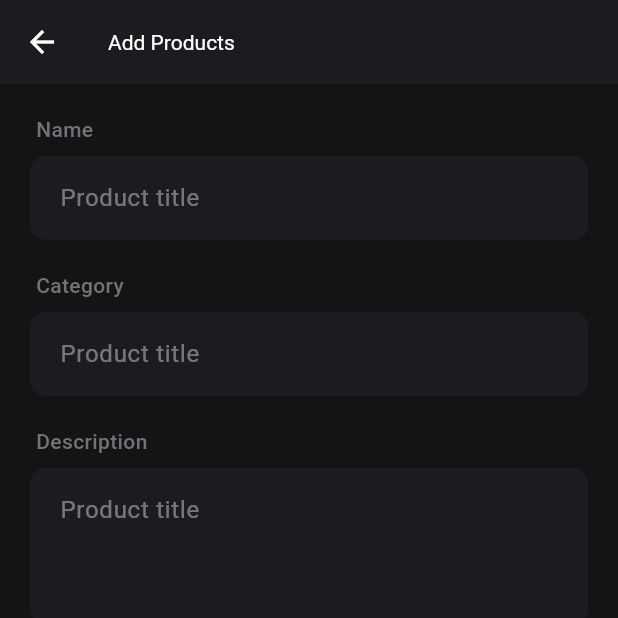
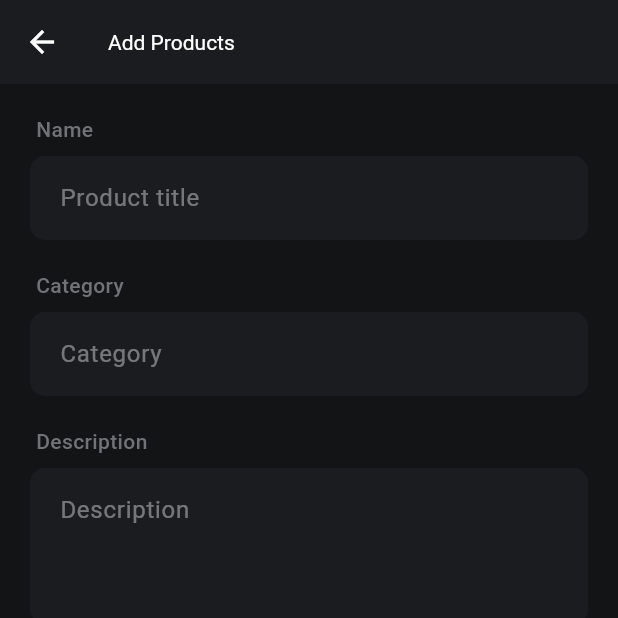
Before and after one commit to maliksubhan3018/spsole, a Flutter app: the Products screen opened directly, after a tap on the "add" icon, on a phone screen of 412 x 824 dp, the top half of it. Run offline on Flutter 3.47's test engine with Material 3 defaults, Android fonts, the phone set to English and light mode, and no system bars; our stand-ins replace animated_splash_screen, cloud_firestore, firebase_auth, firebase_core, get, persistent_bottom_nav_bar and 1 more; accounts and stored records are empty.

Commit message:
product controller and get product controlller and product services 3 files

```diff
--- /dev/null
+++ b/lib/controllers/product_controller.dart
@@ -0,0 +1,70 @@
+import 'package:flutter/material.dart';
+import 'package:cloud_firestore/cloud_firestore.dart';
+
+class ProductController {
+  // TextEditingControllers for product fields
+  final TextEditingController nameController = TextEditingController();
+  final TextEditingController categoryController = TextEditingController();
+  final TextEditingController descriptionController = TextEditingController();
+
+  // Firestore instance
+  final FirebaseFirestore _firestore = FirebaseFirestore.instance;
+  final String collectionName = "products"; // your Firestore collection
+
+  // Function to add product to Firestore and show snackbar
+  Future<void> submitProduct(BuildContext context) async {
+    String name = nameController.text.trim();
+    String category = categoryController.text.trim();
+    String description = descriptionController.text.trim();
+
+    if (name.isEmpty || category.isEmpty || description.isEmpty) {
+      ScaffoldMessenger.of(context).showSnackBar(
+        const SnackBar(
+          content: Text("Please fill all fields"),
+          backgroundColor: Colors.red,
+        ),
+      );
+      return;
+    }
+
+    try {
+      await _firestore.collection(collectionName).add({
+        'name': name,
+        'category': category,
+        'description': description,
+        'createdAt': FieldValue.serverTimestamp(),
+      });
+
+      print("Product added to Firestore successfully");
+
+      // Clear text fields
+      nameController.clear();
+      categoryController.clear();
+      descriptionController.clear();
+
+      // Show success snackbar
+      ScaffoldMessenger.of(context).showSnackBar(
+        const SnackBar(
+          content: Text("Product added successfully"),
+          backgroundColor: Colors.green,
+        ),
+      );
+    } catch (e) {
+      print("Error adding product: $e");
+
+      ScaffoldMessenger.of(context).showSnackBar(
+        SnackBar(
+          content: Text("Error adding product: $e"),
+          backgroundColor: Colors.red,
+        ),
+      );
+    }
+  }
+
+  // Dispose controllers when not needed
+  void dispose() {
+    nameController.dispose();
+    categoryController.dispose();
+    descriptionController.dispose();
+  }
+}
--- a/lib/view/dashboard/dashboard.dart
+++ b/lib/view/dashboard/dashboard.dart
@@ -26,10 +26,10 @@ class _DashboardState extends State<Dashboard> {
   List<Widget> _buildScreens() {
     return [
       const _DashboardHome(),
-      const Products(),
+       Products(),
       const _ScannerScreen(),
       const Orders(),
-      const Menu(),
+       Menu(),
     ];
   }
 
--- a/lib/view/dashboard/products.dart
+++ b/lib/view/dashboard/products.dart
@@ -3,11 +3,19 @@
 import 'package:flutter/material.dart';
 import 'package:get/get.dart';
 import 'package:spsole/config/route_name.dart';
+import 'package:spsole/controllers/get_product_controller.dart';
 import 'package:spsole/widgets/appbar.dart';
 import 'package:spsole/widgets/mycolors.dart';
 
-class Products extends StatelessWidget {
+class Products extends StatefulWidget {
   const Products({super.key});
+
+  @override
+  State<Products> createState() => _ProductsState();
+}
+
+class _ProductsState extends State<Products> {
+  final GetProductController controller = GetProductController();
 
   @override
   Widget build(BuildContext context) {
@@ -18,11 +26,13 @@ class Products extends StatelessWidget {
         showBackButton: false,
         showPlusButton: true,
         onPressed: () {
+          // Navigator.pushNamed(context, MyPagesName.addproduct);
           Get.toNamed(MyPagesName.addproduct);
         },
       ),
       body: Column(
         children: [
+          // Product count
           Padding(
             padding: const EdgeInsets.all(8.0),
             child: Container(
@@ -32,17 +42,40 @@ class Products extends StatelessWidget {
                 borderRadius: BorderRadius.circular(8),
               ),
               padding: const EdgeInsets.symmetric(horizontal: 16, vertical: 12),
-              child: const Text(
-                '100 products',
+              child: FutureBuilder<List<Map<String, dynamic>>>(
+                future: controller.fetchProducts(), // <-- fetch products
+                builder: (context, snapshot) {
+                  if (snapshot.connectionState == ConnectionState.waiting) {
+                    return const Text(
+                      'Loading products...',
                       style: TextStyle(
                         color: AppColors.white,
                         fontSize: 16,
                         fontWeight: FontWeight.w500,
                       ),
+                    );
+                  }
+                  if (snapshot.hasError) {
+                    return const Text(
+                      'Error loading products',
+                      style: TextStyle(color: Colors.red),
+                    );
+                  }
+                  final productCount = snapshot.data?.length ?? 0;
+                  return Text(
+                    '$productCount products',
+                    style: const TextStyle(
+                      color: AppColors.white,
+                      fontSize: 16,
+                      fontWeight: FontWeight.w500,
+                    ),
+                  );
+                },
               ),
             ),
           ),
 
+          // Search / Filter UI
           Padding(
             padding: const EdgeInsets.symmetric(horizontal: 8.0),
             child: Row(
@@ -89,9 +122,7 @@ class Products extends StatelessWidget {
                     ),
                   ),
                 ),
-
                 const SizedBox(width: 10),
-
                 Container(
                   height: 52,
                   width: 52,
@@ -109,20 +140,54 @@ class Products extends StatelessWidget {
               ],
             ),
           ),
-
           const SizedBox(height: 16),
 
-          // Product List with Clean Dividers
+          // Product List
           Expanded(
-            child: ListView.separated(
+            child: FutureBuilder<List<Map<String, dynamic>>>(
+              future: controller.fetchProducts(),
+              builder: (context, snapshot) {
+                if (snapshot.connectionState == ConnectionState.waiting) {
+                  return const Center(child: CircularProgressIndicator());
+                }
+                if (snapshot.hasError) {
+                  return const Center(
+                    child: Text(
+                      'Error loading products',
+                      style: TextStyle(color: Colors.red),
+                    ),
+                  );
+                }
+
+                final products = snapshot.data ?? [];
+
+                if (products.isEmpty) {
+                  return const Center(
+                    child: Text(
+                      'No products found',
+                      style: TextStyle(color: AppColors.white),
+                    ),
+                  );
+                }
+
+                return ListView.separated(
                   padding: const EdgeInsets.symmetric(horizontal: 10),
-              itemCount: 6, // Change this to your actual data length
+                  itemCount: products.length,
                   separatorBuilder: (context, index) => const Divider(
                     height: 10,
                     thickness: 1,
                     color: AppColors.border,
                   ),
-              itemBuilder: (context, index) => const _ProductItem(),
+                  itemBuilder: (context, index) {
+                    final product = products[index];
+                    return _ProductItem(
+                      title: product['name'] ?? 'No Title',
+                      category: product['category'] ?? 'No Category',
+                      price: product['price']?.toString() ?? '0',
+                    );
+                  },
+                );
+              },
             ),
           ),
         ],
@@ -132,7 +197,16 @@ class Products extends StatelessWidget {
 }
 
 class _ProductItem extends StatelessWidget {
-  const _ProductItem({Key? key}) : super(key: key);
+  final String title;
+  final String category;
+  final String price;
+
+  const _ProductItem({
+    Key? key,
+    required this.title,
+    required this.category,
+    required this.price,
+  }) : super(key: key);
 
   @override
   Widget build(BuildContext context) {
@@ -149,17 +223,15 @@ class _ProductItem extends StatelessWidget {
             ),
             child: const Icon(Icons.image, color: AppColors.surface, size: 28),
           ),
-
           const SizedBox(width: 12),
-
           Expanded(
             child: Column(
               crossAxisAlignment: CrossAxisAlignment.start,
               mainAxisSize: MainAxisSize.min,
               children: [
-                const Text(
-                  'Product Title',
-                  style: TextStyle(
+                Text(
+                  title,
+                  style: const TextStyle(
                     color: AppColors.white,
                     fontSize: 16,
                     fontWeight: FontWeight.w600,
@@ -169,13 +241,13 @@ class _ProductItem extends StatelessWidget {
                 Row(
                   children: [
                     Text(
-                      '@ Category',
+                      '@ $category',
                       style: TextStyle(color: AppColors.surface, fontSize: 14),
                     ),
                     const Spacer(),
-                    const Text(
-                      'RS 150',
-                      style: TextStyle(
+                    Text(
+                      'RS $price',
+                      style: const TextStyle(
                         color: AppColors.primary,
                         fontSize: 16,
                         fontWeight: FontWeight.w600,
--- a/lib/view/product/add_product.dart
+++ b/lib/view/product/add_product.dart
@@ -1,10 +1,24 @@
 import 'package:flutter/material.dart';
+import 'package:spsole/controllers/product_controller.dart';
 import 'package:spsole/widgets/appbar.dart';
 import 'package:spsole/widgets/button.dart';
 import 'package:spsole/widgets/mycolors.dart';
 
-class AddProduct extends StatelessWidget {
+class AddProduct extends StatefulWidget {
   const AddProduct({super.key});
+
+  @override
+  State<AddProduct> createState() => _AddProductState();
+}
+
+class _AddProductState extends State<AddProduct> {
+  final ProductController controller = ProductController();
+
+  @override
+  void dispose() {
+    controller.dispose(); // Dispose the controller
+    super.dispose();
+  }
 
   @override
   Widget build(BuildContext context) {
@@ -21,20 +35,28 @@ class AddProduct extends StatelessWidget {
         child: Column(
           crossAxisAlignment: CrossAxisAlignment.start,
           children: [
-
             _buildLabel('Name'),
-            _buildSimpleTextField(hint: 'Product title'),
+            _buildSimpleTextField(
+              controller.nameController,
+              hint: 'Product title',
+            ),
 
             const SizedBox(height: 20),
 
             _buildLabel('Category'),
-            _buildSimpleTextField(hint: 'Product title'),
+            _buildSimpleTextField(
+              controller.categoryController,
+              hint: 'Category',
+            ),
 
             const SizedBox(height: 20),
 
-
             _buildLabel('Description'),
-            _buildSimpleTextField(hint: 'Product title', maxLines: 3),
+            _buildSimpleTextField(
+              controller.descriptionController,
+              hint: 'Description',
+              maxLines: 3,
+            ),
 
             const SizedBox(height: 40),
 
@@ -42,7 +64,7 @@ class AddProduct extends StatelessWidget {
               child: Button(
                 text: 'Update',
                 onPressed: () {
-                  print('Update pressed');
+                  controller.submitProduct(context);
                 },
               ),
             ),
@@ -68,8 +90,13 @@ class AddProduct extends StatelessWidget {
     );
   }
 
-  Widget _buildSimpleTextField({required String hint, int maxLines = 1}) {
+  Widget _buildSimpleTextField(
+    TextEditingController controller, {
+    required String hint,
+    int maxLines = 1,
+  }) {
     return TextField(
+      controller: controller,
       maxLines: maxLines,
       style: const TextStyle(color: AppColors.white),
       decoration: InputDecoration(
```
Also changed, not shown: lib/controllers/get_product_controller.dart (added, +95 -0 lines), lib/services/product_services.dart (added, +65 -0 lines), lib/view/dashboard/menu.dart (+40 -7 lines). Lines whose indentation alone changed are shown as unchanged.
